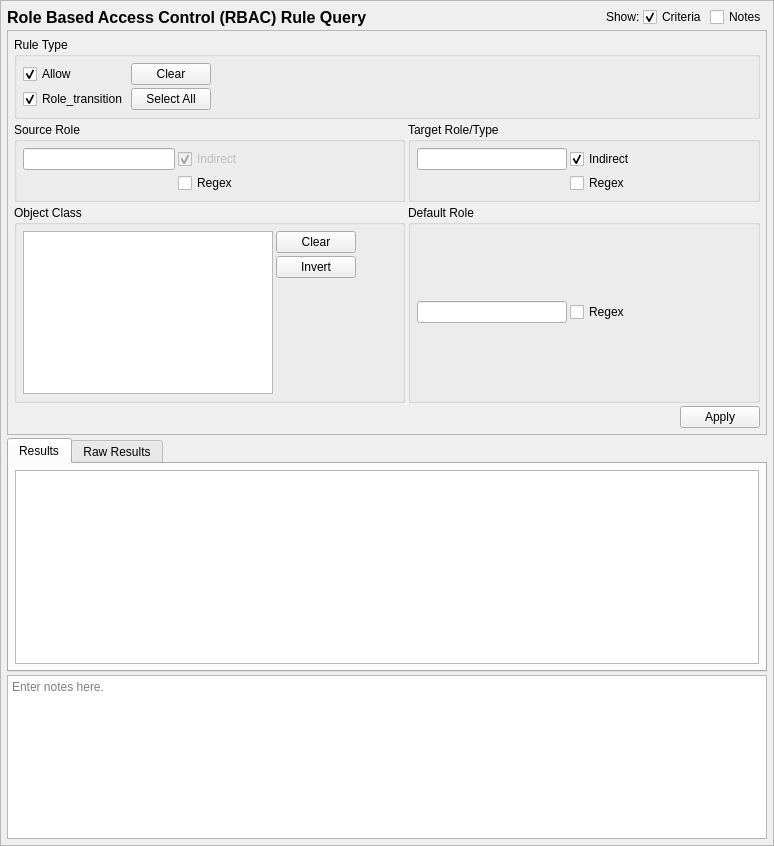
Before: the Qt Designer form data/rbacrulequery.ui in SELinuxProject/setools, drawn with Qt 5.
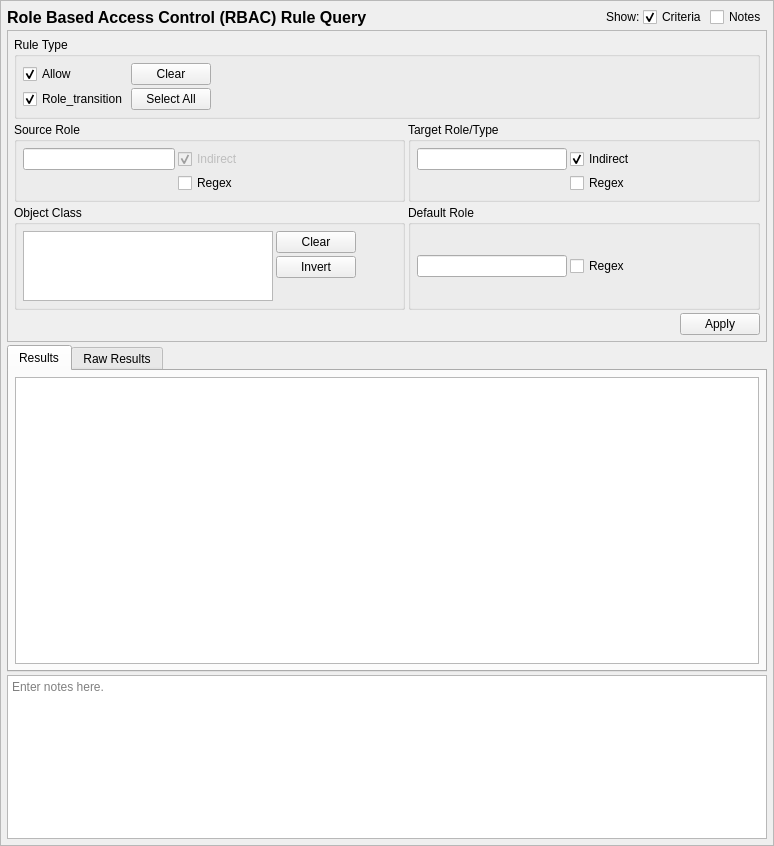
After: the same form once the commit is applied.

Commit message: rule queries.ui: revise vertical stretch so preference is given to results

Patch:
```diff
--- a/data/rbacrulequery.ui
+++ b/data/rbacrulequery.ui
@@ -59,7 +59,7 @@
       <property name="sizePolicy">
        <sizepolicy hsizetype="Preferred" vsizetype="Preferred">
         <horstretch>0</horstretch>
-        <verstretch>0</verstretch>
+        <verstretch>1</verstretch>
        </sizepolicy>
       </property>
       <property name="minimumSize">
@@ -78,6 +78,12 @@
     </item>
     <item row="1" column="0" colspan="5">
      <widget class="QFrame" name="criteria_frame">
+      <property name="sizePolicy">
+       <sizepolicy hsizetype="Preferred" vsizetype="Preferred">
+        <horstretch>0</horstretch>
+        <verstretch>1</verstretch>
+       </sizepolicy>
+      </property>
       <property name="maximumSize">
        <size>
         <width>16777215</width>
@@ -550,7 +556,7 @@
       <property name="sizePolicy">
        <sizepolicy hsizetype="Preferred" vsizetype="MinimumExpanding">
         <horstretch>0</horstretch>
-        <verstretch>1</verstretch>
+        <verstretch>2</verstretch>
        </sizepolicy>
       </property>
       <property name="currentIndex">
```
The commit also changes 2 other files.
